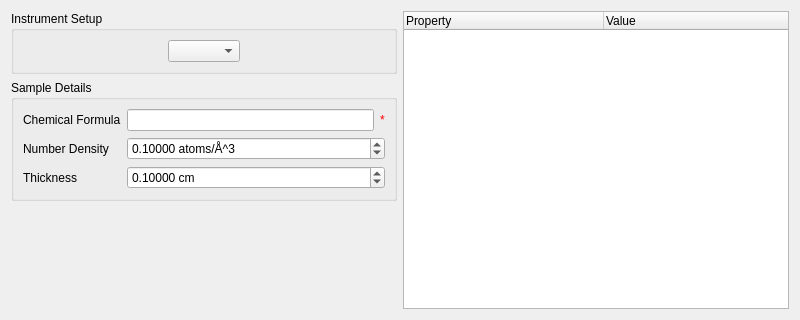
First picture: the form in MantidQt/CustomInterfaces/inc/MantidQtCustomInterfaces/Indirect/IndirectTransmissionCalc.ui, repository mantidproject/mantid, before the edit.
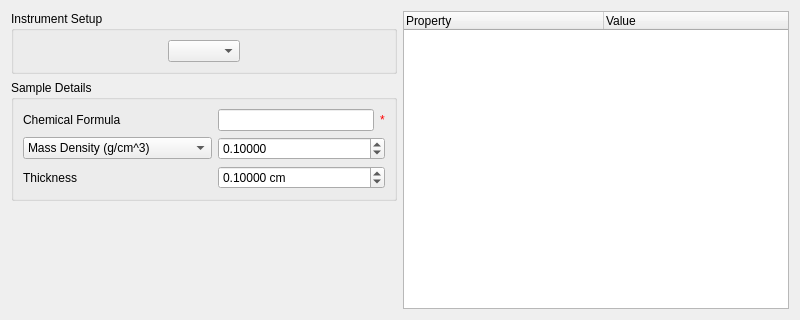
Second picture: the form after the edit. Custom widgets are drawn as their Qt base class.

Commit message: Refs #16516 Updated TransmissionCalc interface

```diff
--- a/MantidQt/CustomInterfaces/inc/MantidQtCustomInterfaces/Indirect/IndirectTransmissionCalc.ui
+++ b/MantidQt/CustomInterfaces/inc/MantidQtCustomInterfaces/Indirect/IndirectTransmissionCalc.ui
@@ -67,13 +67,6 @@
           </property>
          </widget>
         </item>
-        <item row="1" column="0">
-         <widget class="QLabel" name="lbNumberDensity">
-          <property name="text">
-           <string>Number Density</string>
-          </property>
-         </widget>
-        </item>
         <item row="2" column="0">
          <widget class="QLabel" name="lbThickness">
           <property name="text">
@@ -103,7 +96,7 @@
         <item row="1" column="1">
          <widget class="QDoubleSpinBox" name="spNumberDensity">
           <property name="suffix">
-           <string> atoms/Å^3</string>
+           <string/>
           </property>
           <property name="decimals">
            <number>5</number>
@@ -136,6 +129,20 @@
           </item>
          </layout>
         </item>
+        <item row="1" column="0">
+         <widget class="QComboBox" name="cbDensityType">
+          <item>
+           <property name="text">
+            <string>Mass Density (g/cm^3)</string>
+           </property>
+          </item>
+          <item>
+           <property name="text">
+            <string>Number Density  (atoms/Å^3)</string>
+           </property>
+          </item>
+         </widget>
+        </item>
        </layout>
       </widget>
      </item>
```
Left out of the diff: 2 changed lines with no effect on the pictures. The commit also changes 1 other file.
